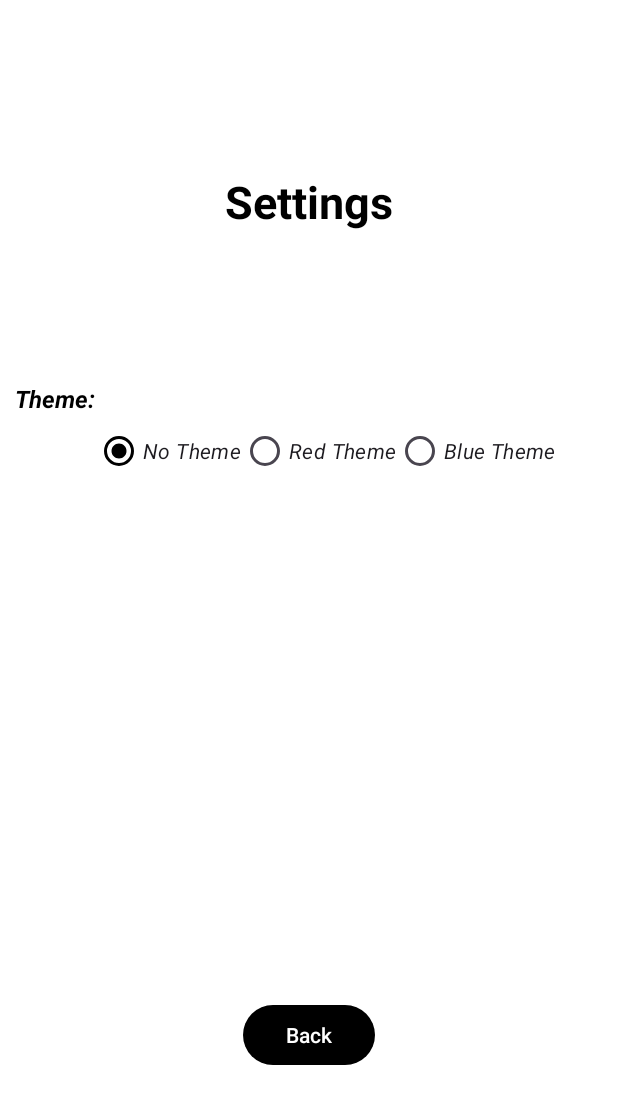
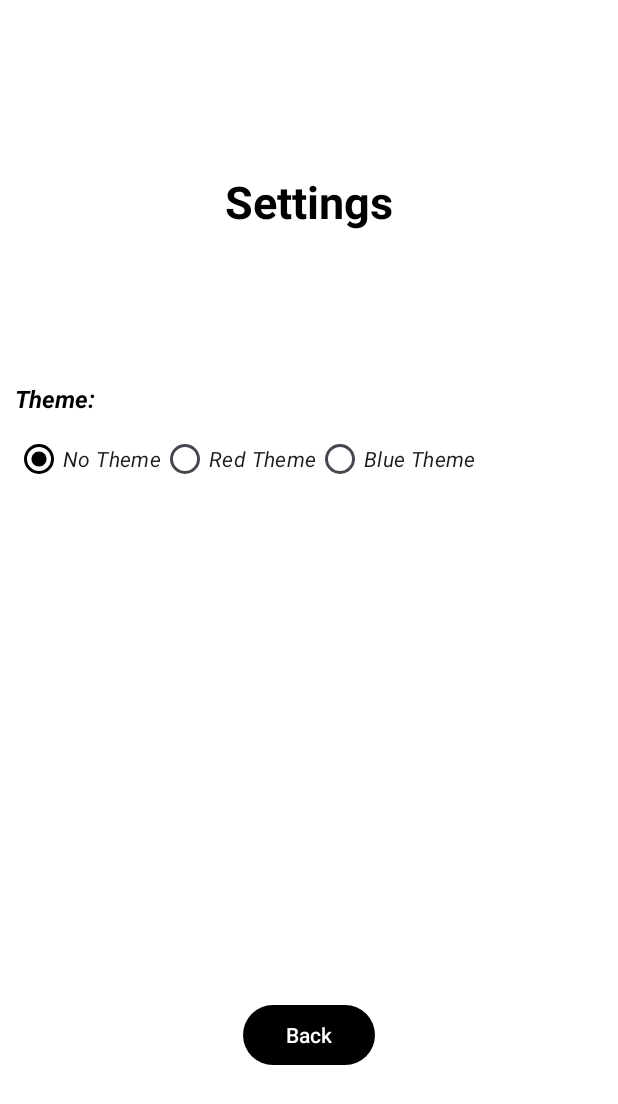
Before and after one commit to SacredNightmare99/MathsHelper, an Android app: the SettingsActivity screen opened directly, with no data from a screen before it, on a phone screen of 412 x 824 dp. Shown: the top 1104 px of the screen. Run offline under Robolectric (Android 15) with nearby library versions, the phone set to English and light mode, and no system bars.

Commit message:
layout tweaks

```diff
--- a/app/src/main/res/layout/activity_settings.xml
+++ b/app/src/main/res/layout/activity_settings.xml
@@ -35,8 +35,9 @@
         android:id="@+id/settingsThemeRG"
         android:layout_width="wrap_content"
         android:layout_height="wrap_content"
+        android:layout_marginTop="5dp"
         android:orientation="horizontal"
-        app:layout_constraintStart_toEndOf="@+id/txtSettingsTheme"
+        app:layout_constraintStart_toStartOf="parent"
         app:layout_constraintTop_toBottomOf="@+id/txtSettingsTheme">
 
         <RadioButton
```
